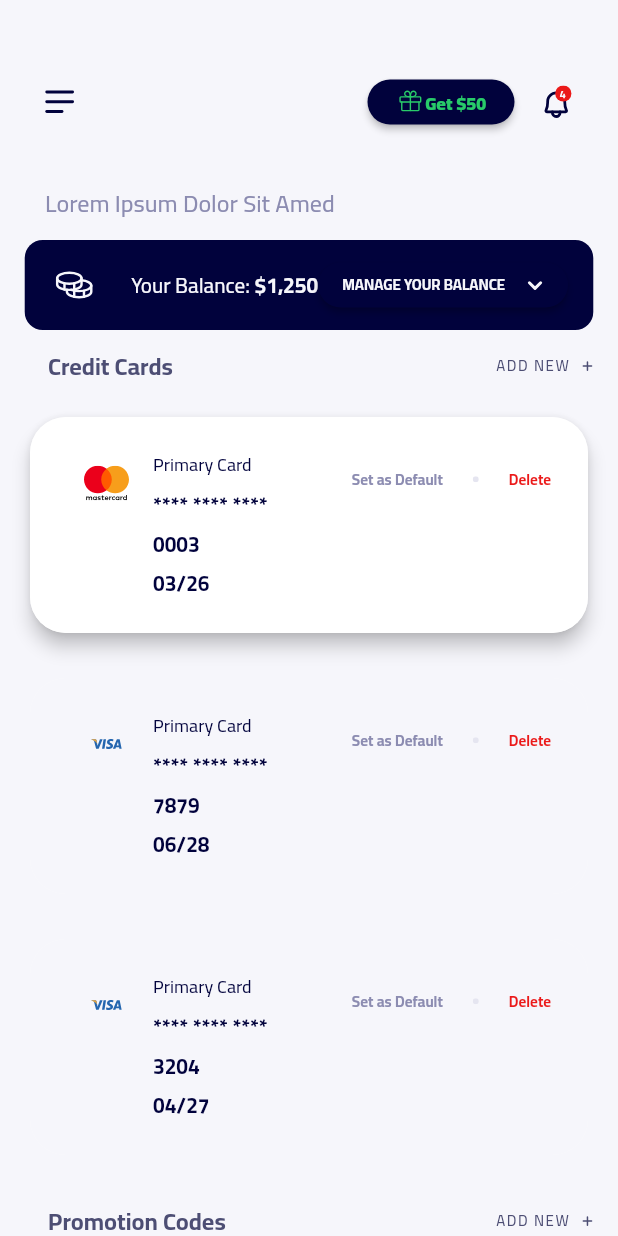
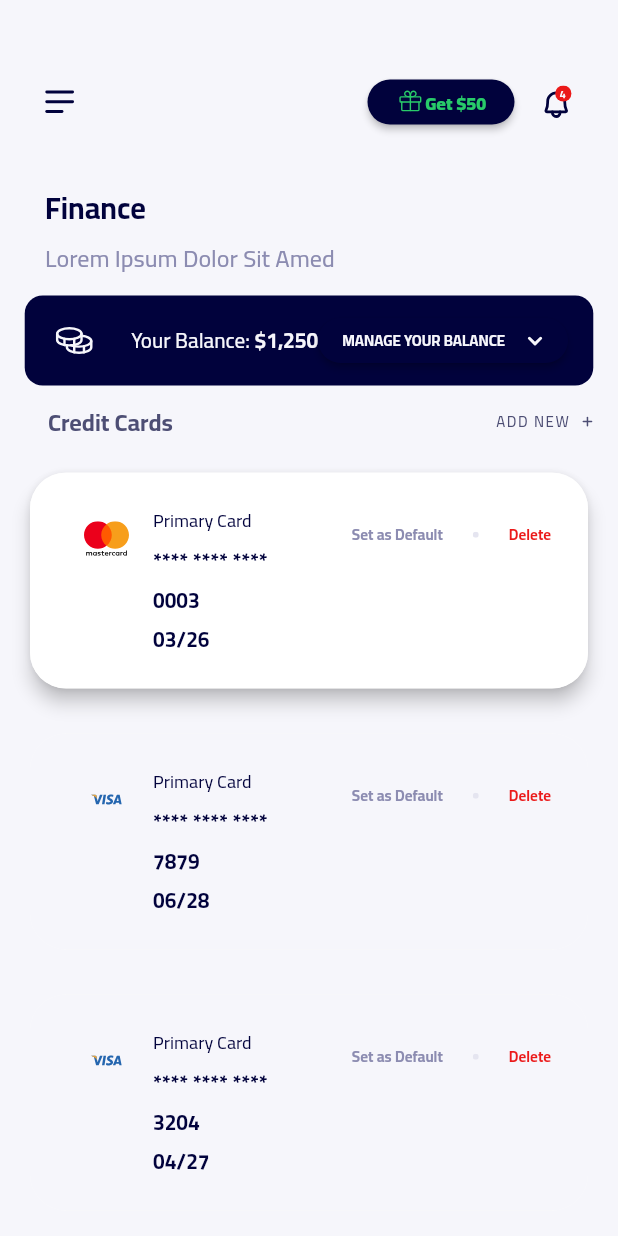
Before and after one commit to ozgun-kara/ruut, a Flutter app: the screen it shows after launch, on a phone screen of 412 x 824 dp. Run offline on Flutter 3.47's test engine with Material 2 defaults, Android fonts, the phone set to English and light mode, and no system bars; our stand-ins replace flutter_svg; statements that could not run were skipped.

Commit message:
Update finance_page.dart

```diff
--- a/lib/pages/finance_page.dart
+++ b/lib/pages/finance_page.dart
@@ -109,7 +109,17 @@ class FinancePage extends StatelessWidget {
                   crossAxisAlignment: CrossAxisAlignment.start,
                   children: const [
 
-
+                    Padding(
+                      padding: EdgeInsets.fromLTRB(30, 0, 0, 0),
+                      child: Text(
+                        "Finance",
+                        style: TextStyle(
+                            fontSize: 20,
+                            fontFamily: "Cairo-VariableFont_wght",
+                            fontWeight: FontWeight.bold,
+                            color: Color(0xFF01023C)),
+                      ),
+                    ),
 
                     Padding(
                       padding: EdgeInsets.fromLTRB(30, 0, 0, 0),
```
